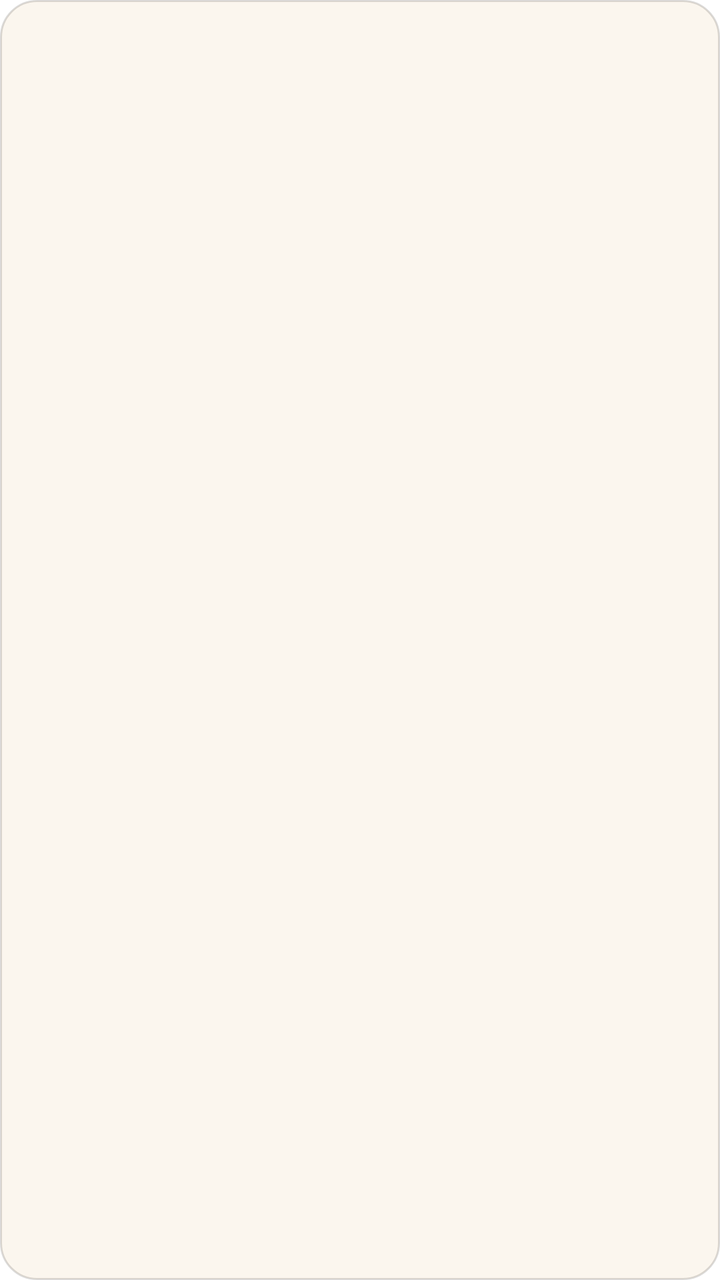
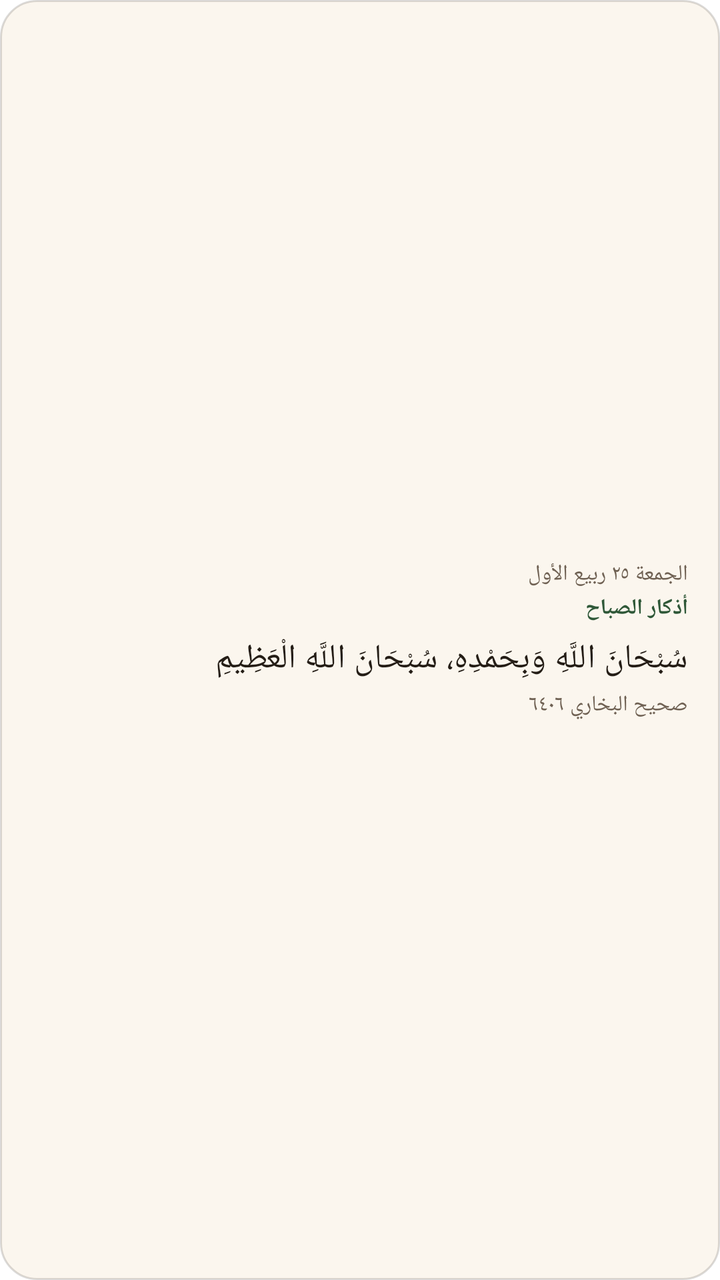

Before-and-after screenshots of an Android layout around one commit, followed by the original layout XML and the change that was made.
<!-- AndroidManifest.xml: fallback theme Theme.MaterialComponents.DayNight.NoActionBar -->
<!-- res/layout/athkar_widget.xml -->
<?xml version="1.0" encoding="utf-8"?>
<LinearLayout xmlns:android="http://schemas.android.com/apk/res/android"
    android:id="@+id/widget_root"
    android:layout_width="match_parent"
    android:layout_height="match_parent"
    android:orientation="vertical"
    android:gravity="center_vertical"
    android:layoutDirection="locale"
    android:padding="16dp"
    android:background="@drawable/widget_background_light">

    <TextView
        android:id="@+id/widget_date"
        android:layout_width="match_parent"
        android:layout_height="wrap_content"
        android:maxLines="1"
        android:ellipsize="end"
        android:textSize="11sp"
        android:textColor="@color/widget_muted_light" />

    <TextView
        android:id="@+id/widget_headline"
        android:layout_width="match_parent"
        android:layout_height="wrap_content"
        android:layout_marginTop="2dp"
        android:maxLines="1"
        android:ellipsize="end"
        android:textSize="11sp"
        android:textStyle="bold"
        android:textColor="@color/widget_brand_light" />

    <TextView
        android:id="@+id/widget_title"
        android:layout_width="match_parent"
        android:layout_height="wrap_content"
        android:layout_marginTop="6dp"
        android:maxLines="3"
        android:ellipsize="end"
        android:lineSpacingMultiplier="1.3"
        android:textSize="17sp"
        android:textColor="@color/widget_ink_light" />

    
    <LinearLayout
        android:id="@+id/widget_prayers"
        android:layout_width="match_parent"
        android:layout_height="wrap_content"
        android:layout_marginTop="6dp"
        android:orientation="horizontal"
        android:baselineAligned="false"
        android:visibility="gone">

        <LinearLayout
            android:layout_width="0dp"
            android:layout_height="wrap_content"
            android:layout_weight="1"
            android:orientation="vertical"
            android:gravity="center_horizontal">
            <TextView
                android:id="@+id/prayer_label_0"
                android:layout_width="wrap_content"
                android:layout_height="wrap_content"
                android:maxLines="1"
                android:textSize="10sp"
                android:textColor="@color/widget_muted_light" />
            <TextView
                android:id="@+id/prayer_time_0"
                android:layout_width="wrap_content"
                android:layout_height="wrap_content"
                android:layout_marginTop="2dp"
                android:maxLines="1"
                android:textSize="13sp"
                android:textColor="@color/widget_ink_light" />
        </LinearLayout>

        <LinearLayout
            android:layout_width="0dp"
            android:layout_height="wrap_content"
            android:layout_weight="1"
            android:orientation="vertical"
            android:gravity="center_horizontal">
            <TextView
                android:id="@+id/prayer_label_1"
                android:layout_width="wrap_content"
                android:layout_height="wrap_content"
                android:maxLines="1"
                android:textSize="10sp"
                android:textColor="@color/widget_muted_light" />
            <TextView
                android:id="@+id/prayer_time_1"
                android:layout_width="wrap_content"
                android:layout_height="wrap_content"
                android:layout_marginTop="2dp"
                android:maxLines="1"
                android:textSize="13sp"
                android:textColor="@color/widget_ink_light" />
        </LinearLayout>

        <LinearLayout
            android:layout_width="0dp"
            android:layout_height="wrap_content"
            android:layout_weight="1"
            android:orientation="vertical"
            android:gravity="center_horizontal">
            <TextView
                android:id="@+id/prayer_label_2"
                android:layout_width="wrap_content"
                android:layout_height="wrap_content"
                android:maxLines="1"
                android:textSize="10sp"
                android:textColor="@color/widget_muted_light" />
            <TextView
                android:id="@+id/prayer_time_2"
                android:layout_width="wrap_content"
                android:layout_height="wrap_content"
                android:layout_marginTop="2dp"
                android:maxLines="1"
                android:textSize="13sp"
                android:textColor="@color/widget_ink_light" />
        </LinearLayout>

        <LinearLayout
            android:layout_width="0dp"
            android:layout_height="wrap_content"
            android:layout_weight="1"
            android:orientation="vertical"
            android:gravity="center_horizontal">
            <TextView
                android:id="@+id/prayer_label_3"
                android:layout_width="wrap_content"
                android:layout_height="wrap_content"
                android:maxLines="1"
                android:textSize="10sp"
                android:textColor="@color/widget_muted_light" />
            <TextView
                android:id="@+id/prayer_time_3"
                android:layout_width="wrap_content"
                android:layout_height="wrap_content"
                android:layout_marginTop="2dp"
                android:maxLines="1"
                android:textSize="13sp"
                android:textColor="@color/widget_ink_light" />
        </LinearLayout>

        <LinearLayout
            android:layout_width="0dp"
            android:layout_height="wrap_content"
            android:layout_weight="1"
            android:orientation="vertical"
            android:gravity="center_horizontal">
            <TextView
                android:id="@+id/prayer_label_4"
                android:layout_width="wrap_content"
                android:layout_height="wrap_content"
                android:maxLines="1"
                android:textSize="10sp"
                android:textColor="@color/widget_muted_light" />
            <TextView
                android:id="@+id/prayer_time_4"
                android:layout_width="wrap_content"
                android:layout_height="wrap_content"
                android:layout_marginTop="2dp"
                android:maxLines="1"
                android:textSize="13sp"
                android:textColor="@color/widget_ink_light" />
        </LinearLayout>

    </LinearLayout>

    <TextView
        android:id="@+id/widget_subtitle"
        android:layout_width="match_parent"
        android:layout_height="wrap_content"
        android:layout_marginTop="4dp"
        android:maxLines="1"
        android:ellipsize="end"
        android:textSize="11sp"
        android:textColor="@color/widget_muted_light" />

</LinearLayout>
<!-- resources referenced by this layout -->
<resources>
  <color name="widget_brand_light">#2F5838</color>
  <color name="widget_ink_light">#241D16</color>
  <color name="widget_muted_light">#6F6153</color>
  <!-- drawable widget_background_light (drawable) -->
  <?xml version="1.0" encoding="utf-8"?>
  <shape xmlns:android="http://schemas.android.com/apk/res/android"
      android:shape="rectangle">
      <solid android:color="@color/widget_paper_light" />
      <corners android:radius="18dp" />
      <stroke android:width="1dp" android:color="@color/widget_hairline_light" />
  </shape>
  <color name="widget_paper_light">#FBF6EE</color>
  <color name="widget_hairline_light">#29241D16</color>
</resources>

<!-- the commit's change to res/layout/athkar_widget.xml (unified diff, before → after) -->
@@ -11,6 +11,7 @@
 
     <TextView
         android:id="@+id/widget_date"
+        android:text="@string/widget_sample_date"
         android:layout_width="match_parent"
         android:layout_height="wrap_content"
         android:maxLines="1"
@@ -20,6 +21,7 @@
 
     <TextView
         android:id="@+id/widget_headline"
+        android:text="@string/widget_sample_headline"
         android:layout_width="match_parent"
         android:layout_height="wrap_content"
         android:layout_marginTop="2dp"
@@ -31,6 +33,7 @@
 
     <TextView
         android:id="@+id/widget_title"
+        android:text="@string/widget_sample_title"
         android:layout_width="match_parent"
         android:layout_height="wrap_content"
         android:layout_marginTop="6dp"
@@ -169,6 +172,7 @@
 
     <TextView
         android:id="@+id/widget_subtitle"
+        android:text="@string/widget_sample_source"
         android:layout_width="match_parent"
         android:layout_height="wrap_content"
         android:layout_marginTop="4dp"
<!-- resource entries referenced after the edit -->
@@ -11,6 +11,10 @@
       <corners android:radius="18dp" />
       <stroke android:width="1dp" android:color="@color/widget_hairline_light" />
   </shape>
+  <string name="widget_sample_date">الجمعة ٢٥ ربيع الأول</string>
+  <string name="widget_sample_headline">أذكار الصباح</string>
+  <string name="widget_sample_source">صحيح البخاري ٦٤٠٦</string>
+  <string name="widget_sample_title">سُبْحَانَ اللَّهِ وَبِحَمْدِهِ، سُبْحَانَ اللَّهِ الْعَظِيمِ</string>
   <color name="widget_paper_light">#FBF6EE</color>
   <color name="widget_hairline_light">#29241D16</color>
 </resources>
